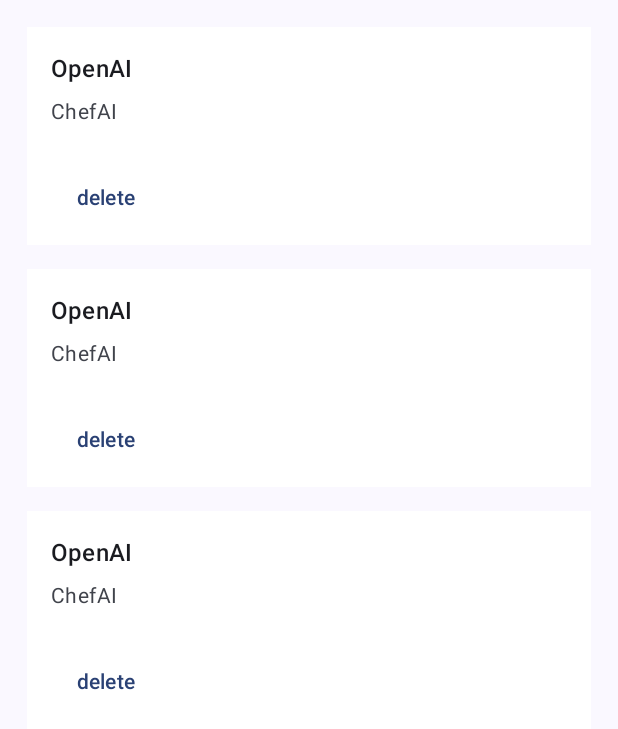
After one commit to abenezermario/Chefai, an Android app: the layout fragment_book_mark.xml on its own in the app's theme, with its tools: preview values and no code run, on a phone screen of 412 x 824 dp. The commit adds this screen. Shown: the top 729 px of the screen. Run offline under Robolectric (Android 15) with nearby library versions, the phone set to English and light mode, and no system bars.

Commit message:
Full screen dialog box, Output, UI/UX changes, Full AI Integration.

```diff
--- a/app/src/main/java/com/example/chefai/Views/MainActivity.kt
+++ b/app/src/main/java/com/example/chefai/Views/MainActivity.kt
@@ -29,7 +29,6 @@ class MainActivity : AppCompatActivity() {
             val intent = Intent(this@MainActivity, ResetPassword::class.java)
             startActivity(intent)
         }
-
 
         register.setOnClickListener {
             val intent = Intent(this@MainActivity, RegisterActivity::class.java)
--- /dev/null
+++ b/app/src/main/res/layout/card_view.xml
@@ -0,0 +1,60 @@
+<?xml version="1.0" encoding="utf-8"?>
+<RelativeLayout xmlns:android="http://schemas.android.com/apk/res/android"
+    android:layout_width="match_parent"
+    android:layout_height="wrap_content">
+
+    <com.google.android.material.card.MaterialCardView
+        android:id="@+id/card"
+        android:layout_width="match_parent"
+        android:layout_height="wrap_content"
+        android:layout_margin="8dp">
+
+        <LinearLayout
+            android:layout_width="match_parent"
+            android:layout_height="wrap_content"
+            android:orientation="vertical">
+
+            <LinearLayout
+                android:layout_width="match_parent"
+                android:layout_height="wrap_content"
+                android:orientation="vertical"
+                android:padding="16dp">
+
+                <!-- Title, secondary and supporting text -->
+                <TextView
+                    android:id="@+id/response_title"
+                    android:layout_width="wrap_content"
+                    android:layout_height="wrap_content"
+                    android:text="@string/ai"
+                    android:textAppearance="?attr/textAppearanceTitleMedium" />
+
+                <TextView
+                    android:id="@+id/response_body"
+                    android:layout_width="wrap_content"
+                    android:layout_height="wrap_content"
+                    android:layout_marginTop="8dp"
+                    android:text="@string/app_name"
+                    android:textAppearance="?attr/textAppearanceBodyMedium"
+                    android:textColor="?android:attr/textColorSecondary" />
+
+            </LinearLayout>
+
+            <!-- Buttons -->
+            <LinearLayout
+                android:layout_width="wrap_content"
+                android:layout_height="wrap_content"
+                android:layout_margin="8dp"
+                android:orientation="horizontal">
+
+                <com.google.android.material.button.MaterialButton
+                    style="?attr/borderlessButtonStyle"
+                    android:layout_width="wrap_content"
+                    android:layout_height="wrap_content"
+                    android:layout_marginEnd="8dp"
+                    android:text="delete" />
+            </LinearLayout>
+
+        </LinearLayout>
+
+    </com.google.android.material.card.MaterialCardView>
+</RelativeLayout>
--- /dev/null
+++ b/app/src/main/res/layout/fragment_book_mark.xml
@@ -0,0 +1,20 @@
+<?xml version="1.0" encoding="utf-8"?>
+<FrameLayout xmlns:android="http://schemas.android.com/apk/res/android"
+    xmlns:tools="http://schemas.android.com/tools"
+    android:layout_width="match_parent"
+    android:layout_height="match_parent"
+    android:background="?attr/colorSurface"
+    tools:context=".Views.BookMark">
+    <androidx.constraintlayout.widget.ConstraintLayout
+        android:layout_width="match_parent"
+        android:layout_height="match_parent">
+
+        <androidx.recyclerview.widget.RecyclerView
+            android:id="@+id/bookMarkData"
+            android:layout_width="match_parent"
+            android:layout_height="match_parent"
+            android:layout_margin="10dp"
+            tools:listitem="@layout/card_view" />
+    </androidx.constraintlayout.widget.ConstraintLayout>
+
+</FrameLayout>
```
Also changed, not shown: app/src/main/java/com/example/chefai/Views/BookMark.kt (added, +80 -0 lines), app/src/main/java/com/example/chefai/Views/HomeActivity.kt (+29 -3 lines), app/src/main/java/com/example/chefai/Views/MyAdapter.kt (added, +40 -0 lines), app/src/main/java/com/example/chefai/Views/RecipeFragment.kt (+34 -2 lines), app/src/main/java/com/example/chefai/Views/RegisterActivity.kt (+1 -8 lines), app/src/main/java/com/example/chefai/dto/RecipeData.kt (added, +8 -0 lines), app/src/main/res/layout/activity_home_actvity.xml (+12 -4 lines).
